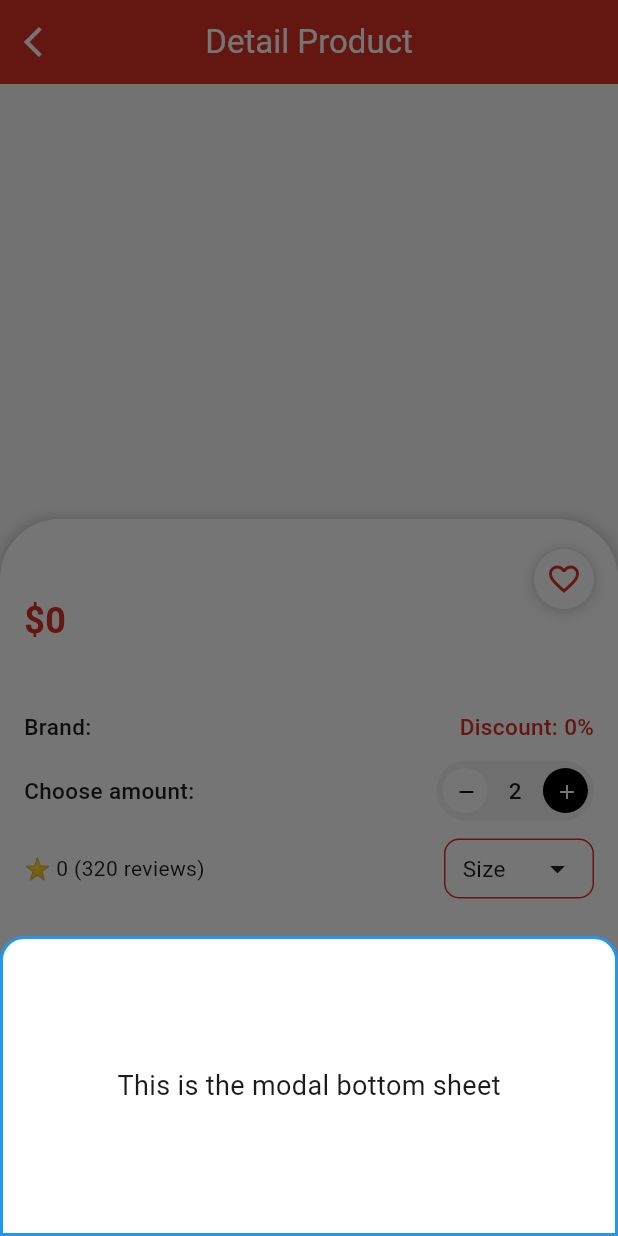
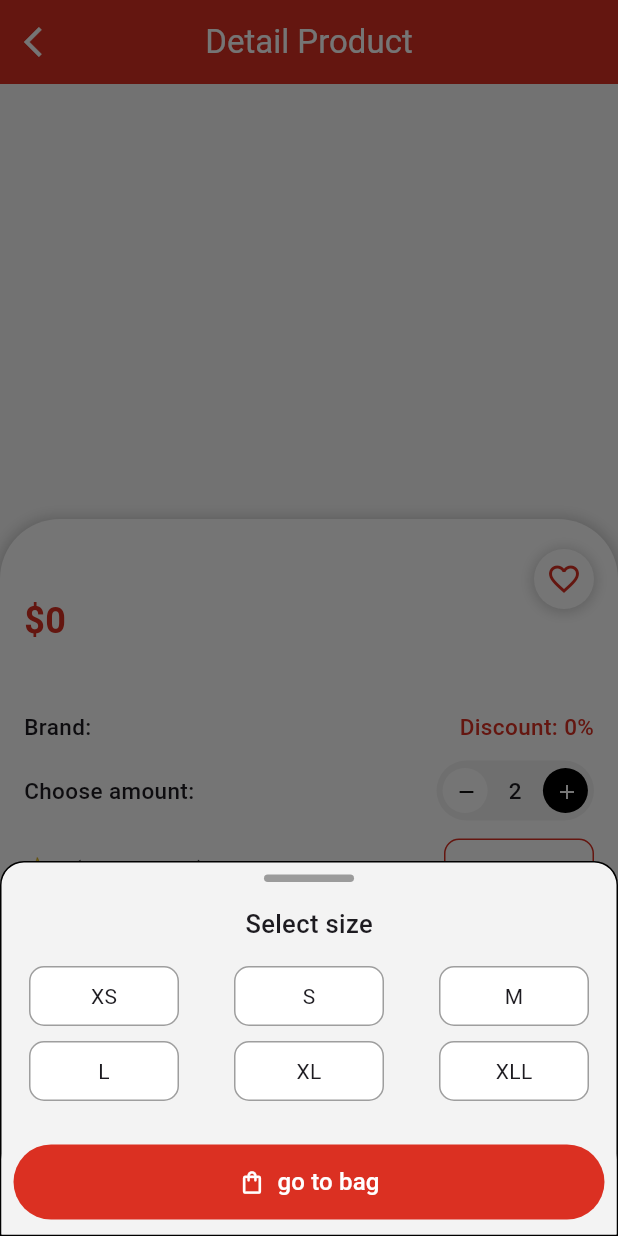
Before and after one commit to meraj15/Product-APP, a Flutter app: the ProductDetail screen opened directly with empty values, after a tap on "Add to Bag", after a tap on the "add" icon, after a tap on "Size", on a phone screen of 412 x 824 dp. Run offline on Flutter 3.47's test engine with Material 3 defaults, Android fonts, the light colour scheme and no system bars; our stand-ins replace dots_indicator; network calls fail.

Commit message:
Size selection feature done with functionality

```diff
--- a/lib/provider/provider.dart
+++ b/lib/provider/provider.dart
@@ -11,7 +11,14 @@ class ProductData extends ChangeNotifier {
   String error = "";
   List<Product> product = [];
   List<Product> addCard = [];
-  int productQuantity =1;
+  int productQuantity = 1;
+  String productSize = '';
+
+  void setProductSize(String size) {
+    productSize = size;
+    notifyListeners();
+  }
+
   void getData() async {
     try {
       Response response = await http.get(Uri.parse(endPoint));
@@ -27,15 +34,14 @@ class ProductData extends ChangeNotifier {
     }
   }
 
-void increaseQuantity(){
+  void increaseQuantity() {
     productQuantity++;
     notifyListeners();
   }
 
-  void decreaseQuantity(){
-    if(productQuantity > 1){
+  void decreaseQuantity() {
+    if (productQuantity > 1) {
       productQuantity--;
-
     }
     notifyListeners();
   }
--- a/lib/view/product_detail.dart
+++ b/lib/view/product_detail.dart
@@ -9,7 +9,7 @@ import 'package:product_app/widget/product_detail_bottomSheet.dart';
 import 'package:provider/provider.dart';
 
 import '../widget/size_show_model_sheet.dart';
-import '../widget/size_slector.dart';
+import '../widget/size_selector.dart';
 
 class ProductDetail extends StatefulWidget {
   final Product product;
--- a/lib/widget/product_detail_bottomSheet.dart
+++ b/lib/widget/product_detail_bottomSheet.dart
@@ -24,7 +24,7 @@ class _ProductDetailBottomSheetState extends State<ProductDetailBottomSheet> {
       padding: EdgeInsets.symmetric(vertical: 10.0),
       height: 70,
       decoration: BoxDecoration(
-        color: Colors.white,
+        color: Color(0xfff3f3f3),
         borderRadius: BorderRadius.vertical(top: Radius.circular(20)),
       ),
       child: Padding(
--- /dev/null
+++ b/lib/widget/size_option.dart
@@ -0,0 +1,40 @@
+import 'package:flutter/material.dart';
+
+import '../provider/provider.dart';
+
+class SizeOption extends StatelessWidget {
+  final BuildContext context;
+  final ProductData provider;
+  final String size;
+  const SizeOption({
+    super.key,
+    required this.context,
+    required this.provider,
+    required this.size,
+  });
+
+  @override
+  Widget build(BuildContext context) {
+    return GestureDetector(
+      onTap: () {
+        provider.setProductSize(size);
+      },
+      child: Container(
+        width: 100,
+        height: 40,
+        decoration: BoxDecoration(
+          color: Colors.white,
+          border: Border.all(
+            color:
+                provider.productSize == size ? Color(0xffdb3022) : Colors.grey,
+            width: 1.0,
+          ),
+          borderRadius: BorderRadius.circular(10),
+        ),
+        child: Center(
+          child: Text(size),
+        ),
+      ),
+    );
+  }
+}
--- a/lib/widget/size_show_model_sheet.dart
+++ b/lib/widget/size_show_model_sheet.dart
@@ -1,10 +1,14 @@
 import 'package:flutter/material.dart';
 import 'package:product_app/model/model.dart';
+import 'package:product_app/provider/provider.dart';
+import 'package:product_app/widget/product_detail_bottomSheet.dart';
+import 'package:provider/provider.dart';
 
-import 'size_slector.dart';
+import 'size_option.dart';
+import 'size_selector.dart';
 
 class SizeShowModelBottomSheet extends StatefulWidget {
-  Product product;
+  final Product product;
   SizeShowModelBottomSheet({super.key, required this.product});
 
   @override
@@ -25,29 +29,99 @@ class _SizeShowModelBottomSheetState extends State<SizeShowModelBottomSheet> {
               context: context,
               builder: (BuildContext context) {
                 return Container(
-                    height: 200,
+                  height: 250,
                   decoration: BoxDecoration(
-                      color: Colors.white,
+                    color: Color(0xfff3f3f3),
                     border: Border.all(
-                        color: Colors.blue,
-                        width: 2.0,
+                      width: 1.0,
                     ),
                     borderRadius: BorderRadius.only(
                       topLeft: Radius.circular(16),
                       topRight: Radius.circular(16),
                     ),
                   ),
-                    child: Center(
+                  child: Column(
+                    children: [
+                      Padding(
+                        padding: const EdgeInsets.only(top: 8.0),
+                        child: Container(
+                          height: 5,
+                          width: 60,
+                          decoration: BoxDecoration(
+                            color: Color(0xff9B9B9B),
+                            borderRadius: BorderRadius.circular(5),
+                          ),
+                        ),
+                      ),
+                      Padding(
+                        padding: const EdgeInsets.symmetric(vertical: 16.0),
                         child: Text(
-                        'This is the modal bottom sheet',
-                        style: TextStyle(fontSize: 18),
+                          "Select size",
+                          style: TextStyle(
+                            fontSize: 17,
+                            fontWeight: FontWeight.w500,
                           ),
+                        ),
+                      ),
+                      Consumer<ProductData>(
+                        builder: (context, watchProvider, child) {
+                          return Column(
+                            children: [
+                              Row(
+                                mainAxisAlignment:
+                                    MainAxisAlignment.spaceAround,
+                                children: [
+                                  SizeOption(
+                                      context: context,
+                                      provider: watchProvider,
+                                      size: "XS"),
+                                  SizeOption(
+                                      context: context,
+                                      provider: watchProvider,
+                                      size: "S"),
+                                  SizeOption(
+                                      context: context,
+                                      provider: watchProvider,
+                                      size: "M"),
+                                ],
+                              ),
+                              SizedBox(height: 10),
+                              Row(
+                                mainAxisAlignment:
+                                    MainAxisAlignment.spaceAround,
+                                children: [
+                                  SizeOption(
+                                      context: context,
+                                      provider: watchProvider,
+                                      size: "L"),
+                                  SizeOption(
+                                      context: context,
+                                      provider: watchProvider,
+                                      size: "XL"),
+                                  SizeOption(
+                                      context: context,
+                                      provider: watchProvider,
+                                      size: "XLL"),
+                                ],
+                              ),
+                            ],
+                          );
+                        },
+                      ),
+                      SizedBox(
+                        height: 19,
+                      ),
+                      ProductDetailBottomSheet(
+                        product: widget.product,
+                      )
+                    ],
                   ),
                 );
               },
             );
           },
-            child: SizeSelector())
+          child: SizeSelector(),
+        ),
       ],
     );
   }
```
Also changed, not shown: lib/widget/size_selector.dart (renamed from lib/widget/size_slector.dart). Lines whose indentation alone changed are shown as unchanged.
